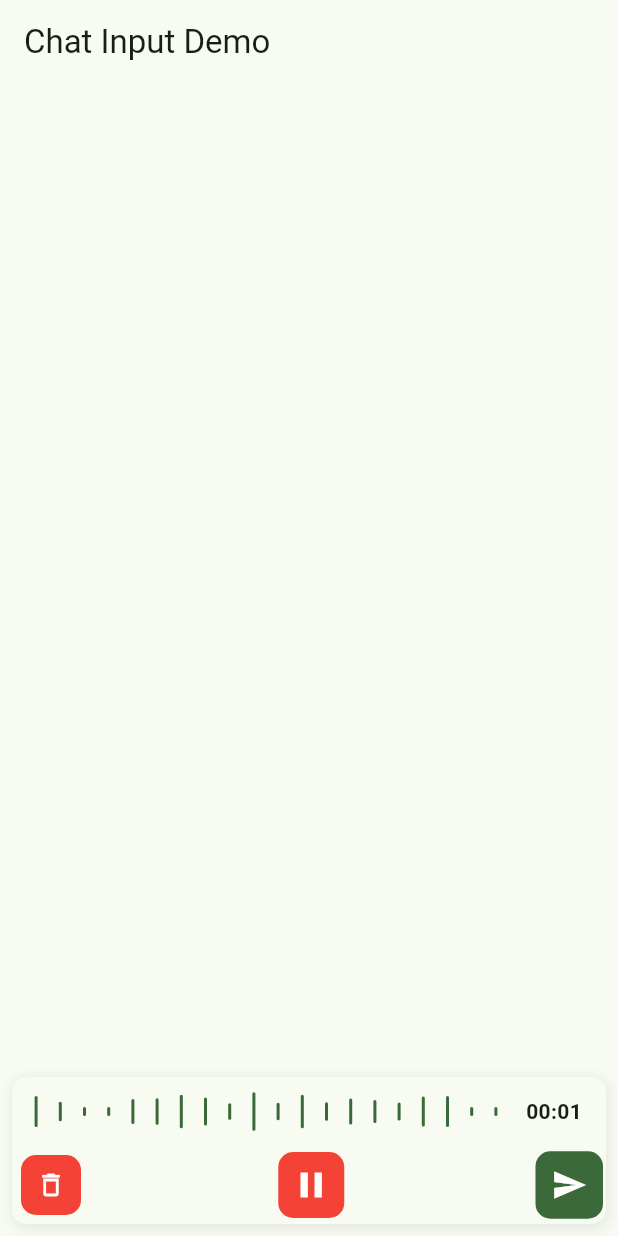
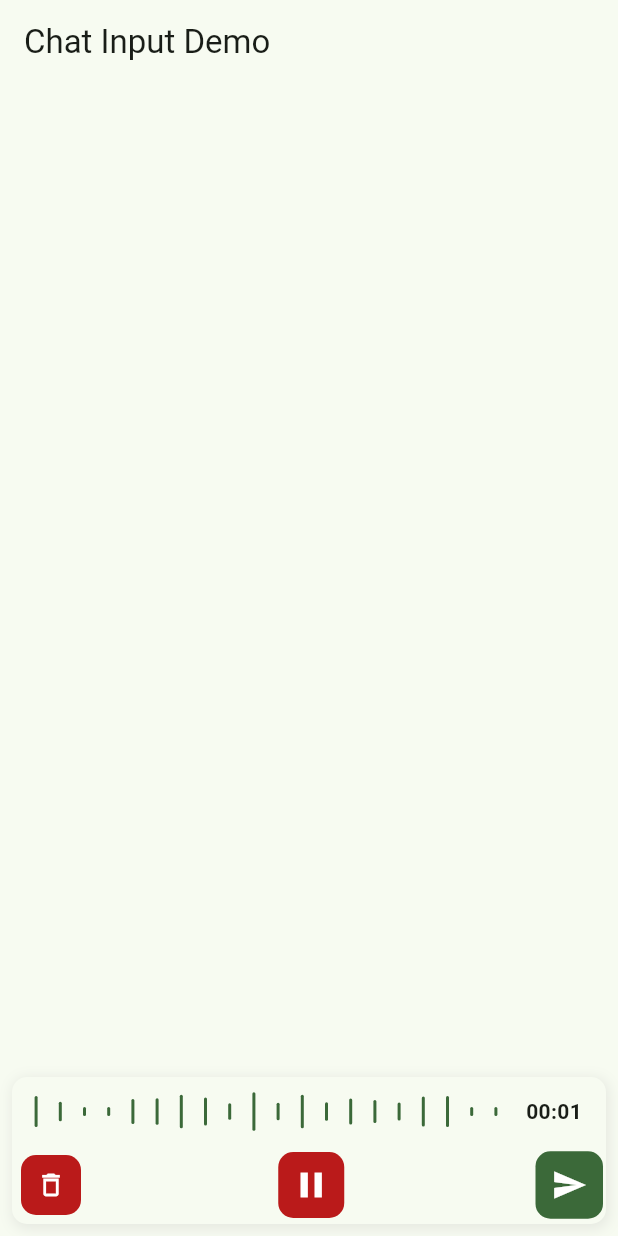
Before and after one commit to WahidNasri/simple_input_chat, a Flutter app: the screen it shows after launch, after a tap on the "mic" icon, on a phone screen of 412 x 824 dp. Run offline on Flutter 3.47's test engine with Material 3 defaults, Android fonts, the phone set to English and light mode, and no system bars; our stand-ins replace audioplayers, permission_handler; missing offline and left inert: mic_info, record, waved_audio_player.

Commit message:
ui fixes

```diff
--- a/lib/widgets/voice_recording_widget.dart
+++ b/lib/widgets/voice_recording_widget.dart
@@ -197,7 +197,7 @@ class _VoiceRecordingWidgetState extends State<VoiceRecordingWidget> {
                 IconButton(
                   onPressed: widget.onCancel,
                   style: ElevatedButton.styleFrom(
-                    backgroundColor: Colors.red,
+                    backgroundColor: Theme.of(context).colorScheme.error,
                     shape: RoundedRectangleBorder(
                       borderRadius: BorderRadius.circular(
                         10,
@@ -215,7 +215,7 @@ class _VoiceRecordingWidgetState extends State<VoiceRecordingWidget> {
                   IconButton(
                     onPressed: _handleStopRecording,
                     style: ElevatedButton.styleFrom(
-                      backgroundColor: Colors.red,
+                      backgroundColor: Theme.of(context).colorScheme.error,
                       shape: RoundedRectangleBorder(
                         borderRadius: BorderRadius.circular(
                           10,
@@ -224,7 +224,6 @@ class _VoiceRecordingWidgetState extends State<VoiceRecordingWidget> {
                     ),
                     icon: Icon(Icons.pause, color: Colors.white, size: 28),
                   ),
-
                 // Send button
                 GestureDetector(
                   onTap: () => widget.onSend(_recordingPath),
```
